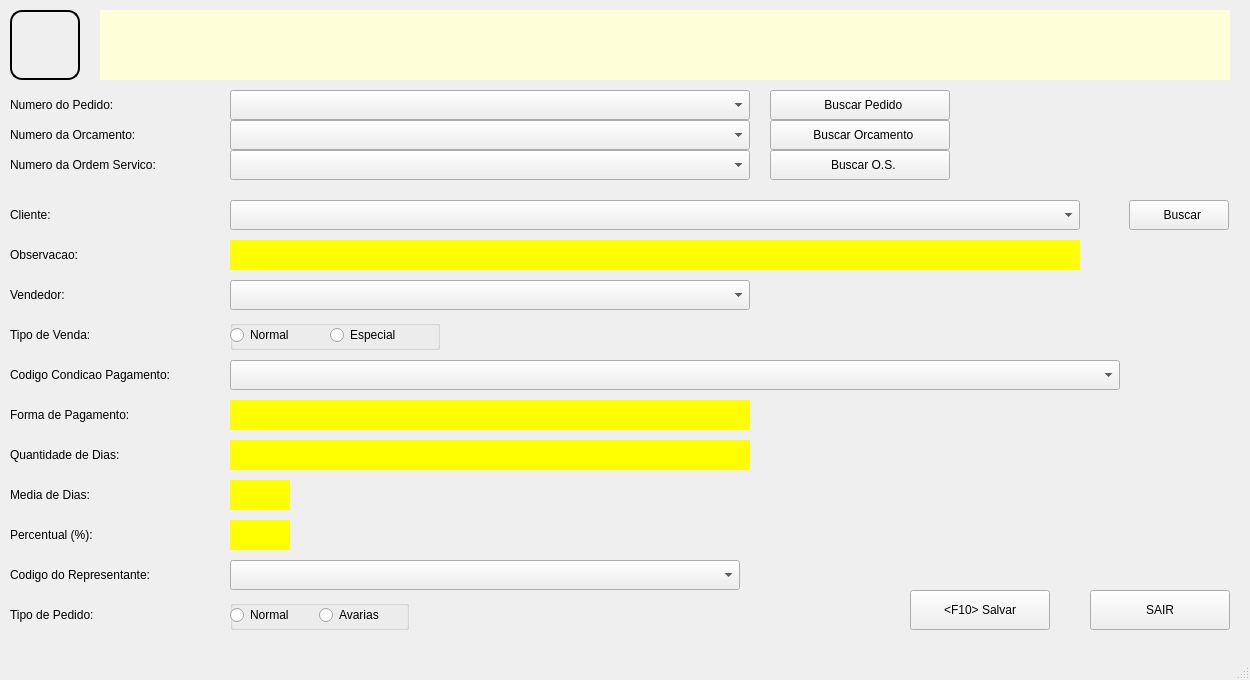
Before: the Qt Designer form telas/venda_ini.ui in htisistema/SISCOM, drawn with Qt 5.
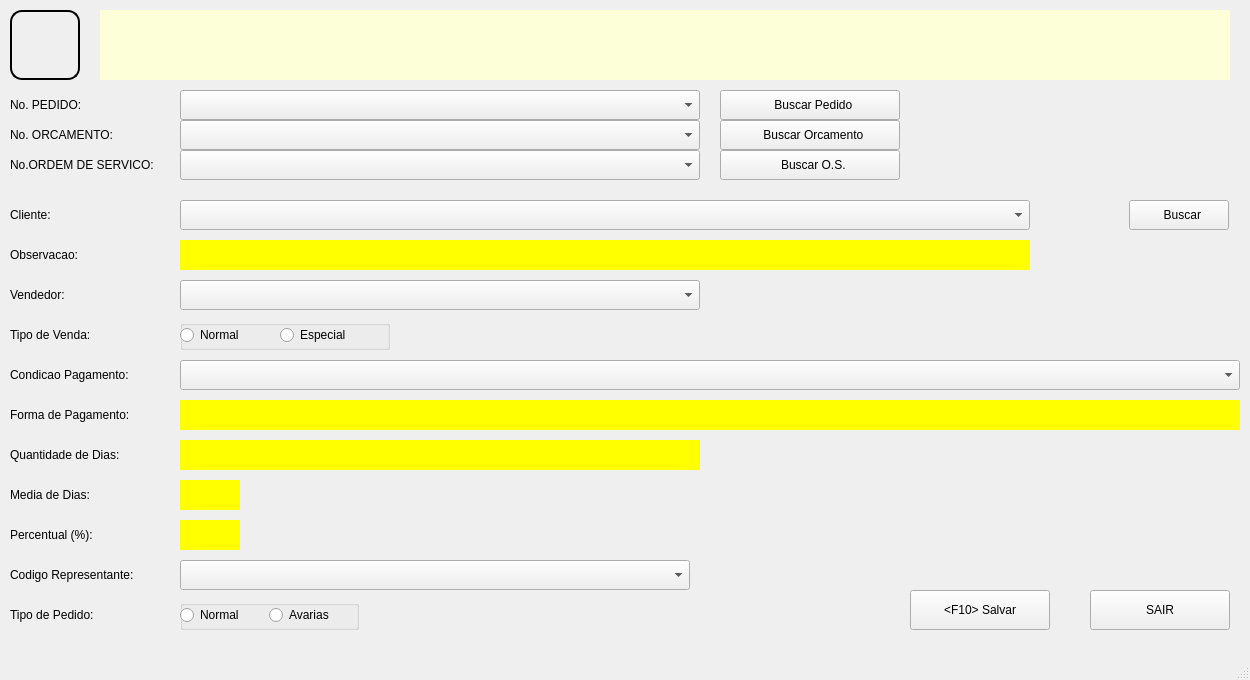
After: the same form once the commit is applied. Icons and pictures are not drawn.

Diff of the .ui file:
```diff
--- a/telas/venda_ini.ui
+++ b/telas/venda_ini.ui
@@ -80,7 +80,7 @@
      <rect>
       <x>10</x>
       <y>200</y>
-      <width>210</width>
+      <width>170</width>
       <height>30</height>
      </rect>
     </property>
@@ -93,7 +93,7 @@
      <rect>
       <x>10</x>
       <y>400</y>
-      <width>210</width>
+      <width>170</width>
       <height>30</height>
      </rect>
     </property>
@@ -106,7 +106,7 @@
      <rect>
       <x>10</x>
       <y>440</y>
-      <width>210</width>
+      <width>170</width>
       <height>30</height>
      </rect>
     </property>
@@ -119,7 +119,7 @@
      <rect>
       <x>10</x>
       <y>240</y>
-      <width>210</width>
+      <width>170</width>
       <height>30</height>
      </rect>
     </property>
@@ -132,7 +132,7 @@
      <rect>
       <x>10</x>
       <y>480</y>
-      <width>210</width>
+      <width>170</width>
       <height>30</height>
      </rect>
     </property>
@@ -143,7 +143,7 @@
    <widget class="QComboBox" name="cb_cliente">
     <property name="geometry">
      <rect>
-      <x>230</x>
+      <x>180</x>
       <y>200</y>
       <width>850</width>
       <height>30</height>
@@ -158,7 +158,7 @@
      <rect>
       <x>10</x>
       <y>280</y>
-      <width>210</width>
+      <width>170</width>
       <height>30</height>
      </rect>
     </property>
@@ -184,12 +184,12 @@
      <rect>
       <x>10</x>
       <y>360</y>
-      <width>210</width>
+      <width>170</width>
       <height>30</height>
      </rect>
     </property>
     <property name="text">
-     <string>Codigo Condicao Pagamento:</string>
+     <string>Condicao Pagamento:</string>
     </property>
    </widget>
    <widget class="QLabel" name="label_6">
@@ -197,12 +197,12 @@
      <rect>
       <x>10</x>
       <y>90</y>
-      <width>210</width>
+      <width>170</width>
       <height>30</height>
      </rect>
     </property>
     <property name="text">
-     <string>Numero do Pedido:</string>
+     <string>No. PEDIDO:</string>
     </property>
    </widget>
    <widget class="QLabel" name="label_10">
@@ -210,18 +210,18 @@
      <rect>
       <x>10</x>
       <y>120</y>
-      <width>210</width>
+      <width>170</width>
       <height>30</height>
      </rect>
     </property>
     <property name="text">
-     <string>Numero da Orcamento:</string>
+     <string>No. ORCAMENTO:</string>
     </property>
    </widget>
    <widget class="QPushButton" name="pb_buscar_pedido">
     <property name="geometry">
      <rect>
-      <x>770</x>
+      <x>720</x>
       <y>90</y>
       <width>180</width>
       <height>30</height>
@@ -246,7 +246,7 @@
    <widget class="QPushButton" name="pb_buscar_orcamento">
     <property name="geometry">
      <rect>
-      <x>770</x>
+      <x>720</x>
       <y>120</y>
       <width>180</width>
       <height>30</height>
@@ -259,7 +259,7 @@
    <widget class="QLabel" name="lb_obs">
     <property name="geometry">
      <rect>
-      <x>230</x>
+      <x>180</x>
       <y>240</y>
       <width>850</width>
       <height>30</height>
@@ -275,7 +275,7 @@
    <widget class="QComboBox" name="cb_vendedor">
     <property name="geometry">
      <rect>
-      <x>230</x>
+      <x>180</x>
       <y>280</y>
       <width>520</width>
       <height>30</height>
@@ -285,24 +285,27 @@
    <widget class="QComboBox" name="cb_cond_pagamento">
     <property name="geometry">
      <rect>
-      <x>230</x>
+      <x>180</x>
       <y>360</y>
-      <width>890</width>
+      <width>1060</width>
       <height>30</height>
      </rect>
     </property>
+    <property name="styleSheet">
+     <string notr="true"/>
+    </property>
    </widget>
    <widget class="QLabel" name="label_8">
     <property name="geometry">
      <rect>
       <x>10</x>
       <y>560</y>
-      <width>210</width>
+      <width>170</width>
       <height>30</height>
      </rect>
     </property>
     <property name="text">
-     <string>Codigo do Representante:</string>
+     <string>Codigo Representante:</string>
     </property>
    </widget>
    <widget class="QLabel" name="label_13">
@@ -310,7 +313,7 @@
      <rect>
       <x>10</x>
       <y>600</y>
-      <width>210</width>
+      <width>170</width>
       <height>30</height>
      </rect>
     </property>
@@ -323,7 +326,7 @@
      <rect>
       <x>10</x>
       <y>520</y>
-      <width>210</width>
+      <width>170</width>
       <height>30</height>
      </rect>
     </property>
@@ -336,7 +339,7 @@
      <rect>
       <x>10</x>
       <y>320</y>
-      <width>210</width>
+      <width>170</width>
       <height>30</height>
      </rect>
     </property>
@@ -347,7 +350,7 @@
    <widget class="QGroupBox" name="groupBox">
     <property name="geometry">
      <rect>
-      <x>230</x>
+      <x>180</x>
       <y>320</y>
       <width>210</width>
       <height>30</height>
@@ -425,9 +428,9 @@
    <widget class="QLabel" name="lb_forma_pagamento">
     <property name="geometry">
      <rect>
-      <x>230</x>
+      <x>180</x>
       <y>400</y>
-      <width>520</width>
+      <width>1060</width>
       <height>30</height>
      </rect>
     </property>
@@ -441,7 +444,7 @@
    <widget class="QLabel" name="lb_dias">
     <property name="geometry">
      <rect>
-      <x>230</x>
+      <x>180</x>
       <y>440</y>
       <width>520</width>
       <height>30</height>
@@ -457,7 +460,7 @@
    <widget class="QLabel" name="lb_media_dias">
     <property name="geometry">
      <rect>
-      <x>230</x>
+      <x>180</x>
       <y>480</y>
       <width>60</width>
       <height>30</height>
@@ -473,7 +476,7 @@
    <widget class="QLabel" name="lb_percentual">
     <property name="geometry">
      <rect>
-      <x>230</x>
+      <x>180</x>
       <y>520</y>
       <width>60</width>
       <height>30</height>
@@ -489,7 +492,7 @@
    <widget class="QComboBox" name="cb_representante">
     <property name="geometry">
      <rect>
-      <x>230</x>
+      <x>180</x>
       <y>560</y>
       <width>510</width>
       <height>30</height>
@@ -499,7 +502,7 @@
    <widget class="QGroupBox" name="groupBox_3">
     <property name="geometry">
      <rect>
-      <x>230</x>
+      <x>180</x>
       <y>600</y>
       <width>179</width>
       <height>30</height>
@@ -512,7 +515,7 @@
    <widget class="QRadioButton" name="rb_pedido_normal">
     <property name="geometry">
      <rect>
-      <x>230</x>
+      <x>180</x>
       <y>600</y>
       <width>89</width>
       <height>30</height>
@@ -525,7 +528,7 @@
    <widget class="QRadioButton" name="rb_pedido_avaria">
     <property name="geometry">
      <rect>
-      <x>319</x>
+      <x>269</x>
       <y>600</y>
       <width>89</width>
       <height>30</height>
@@ -554,7 +557,7 @@
    <widget class="QComboBox" name="cb_orcamento">
     <property name="geometry">
      <rect>
-      <x>230</x>
+      <x>180</x>
       <y>120</y>
       <width>520</width>
       <height>30</height>
@@ -564,7 +567,7 @@
    <widget class="QComboBox" name="cb_pedido">
     <property name="geometry">
      <rect>
-      <x>230</x>
+      <x>180</x>
       <y>90</y>
       <width>520</width>
       <height>30</height>
@@ -574,7 +577,7 @@
    <widget class="QPushButton" name="pb_buscar_os">
     <property name="geometry">
      <rect>
-      <x>770</x>
+      <x>720</x>
       <y>150</y>
       <width>180</width>
       <height>30</height>
@@ -587,7 +590,7 @@
    <widget class="QComboBox" name="cb_os">
     <property name="geometry">
      <rect>
-      <x>230</x>
+      <x>180</x>
       <y>150</y>
       <width>520</width>
       <height>30</height>
@@ -599,12 +602,12 @@
      <rect>
       <x>10</x>
       <y>150</y>
-      <width>210</width>
+      <width>170</width>
       <height>30</height>
      </rect>
     </property>
     <property name="text">
-     <string>Numero da Ordem Servico:</string>
+     <string>No.ORDEM DE SERVICO:</string>
     </property>
    </widget>
   </widget>
```
